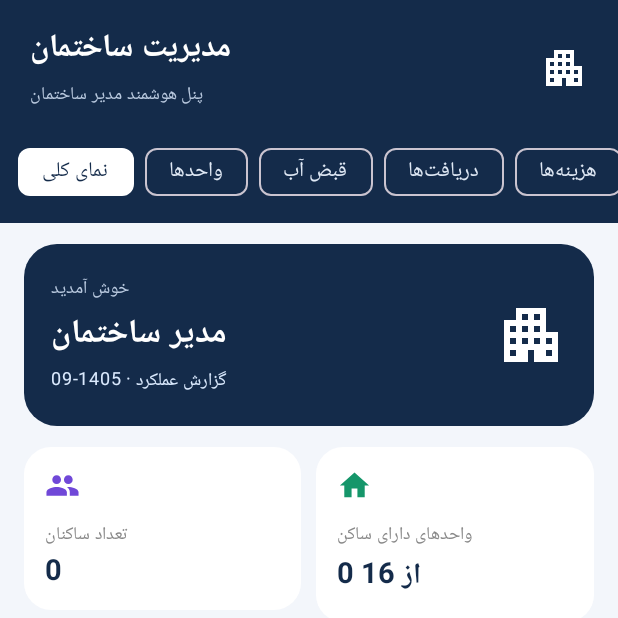
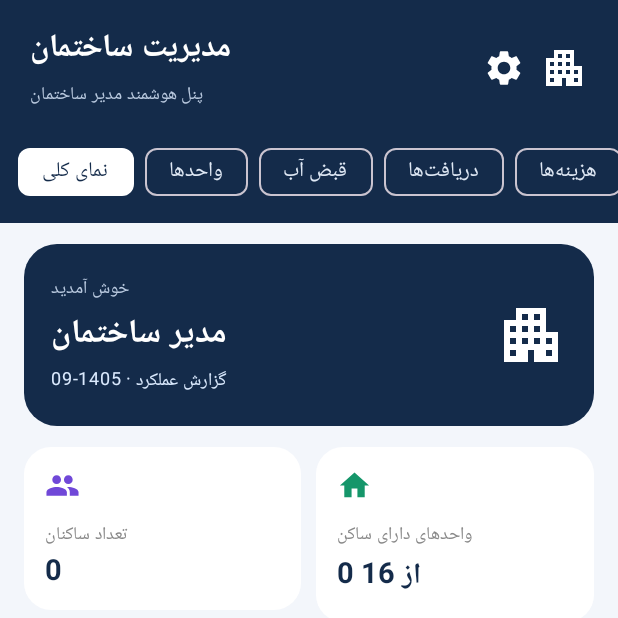
Before and after one commit to hajesi96/Sakhtemanmodir, an Android app built with Jetpack Compose: the screen it shows after launch (MainActivity), on a phone screen of 412 x 824 dp, the top half of it. Run offline under Robolectric (Android 15) with nearby library versions, the phone set to English and light mode, and no system bars; our stand-ins replace Room's generated code.

Commit message:
Move settings to top app bar gear icon

```diff
--- a/app/src/main/java/ir/ehsan/building/MainActivity.kt
+++ b/app/src/main/java/ir/ehsan/building/MainActivity.kt
@@ -101,10 +101,13 @@ fun BuildingApp() {
                     Text("مدیریت ساختمان", color = Color.White, fontSize = 21.sp, fontWeight = FontWeight.Bold)
                     Text("پنل هوشمند مدیر ساختمان", color = Color(0xFFB9C9DF), fontSize = 12.sp)
                 }
+                IconButton(onClick = { tab = "تنظیمات" }) {
+                    Icon(Icons.Default.Settings, contentDescription = "تنظیمات", tint = Color.White, modifier = Modifier.size(28.dp))
+                }
                 Icon(Icons.Default.Apartment, null, tint = Color.White, modifier = Modifier.size(32.dp))
             }
             Row(Modifier.fillMaxWidth().horizontalScroll(rememberScrollState()).padding(start = 12.dp, end = 12.dp, bottom = 10.dp), horizontalArrangement = Arrangement.spacedBy(7.dp)) {
-                listOf("نمای کلی", "واحدها", "قبض آب", "دریافت‌ها", "هزینه‌ها", "گزارش ماهانه", "تنظیمات").forEach { item ->
+                listOf("نمای کلی", "واحدها", "قبض آب", "دریافت‌ها", "هزینه‌ها", "گزارش ماهانه").forEach { item ->
                     FilterChip(selected = tab == item, onClick = { tab = item }, label = { Text(item) }, colors = FilterChipDefaults.filterChipColors(selectedContainerColor = Color.White, selectedLabelColor = Navy, labelColor = Color(0xFFE0E9F5)))
                 }
             }
```
